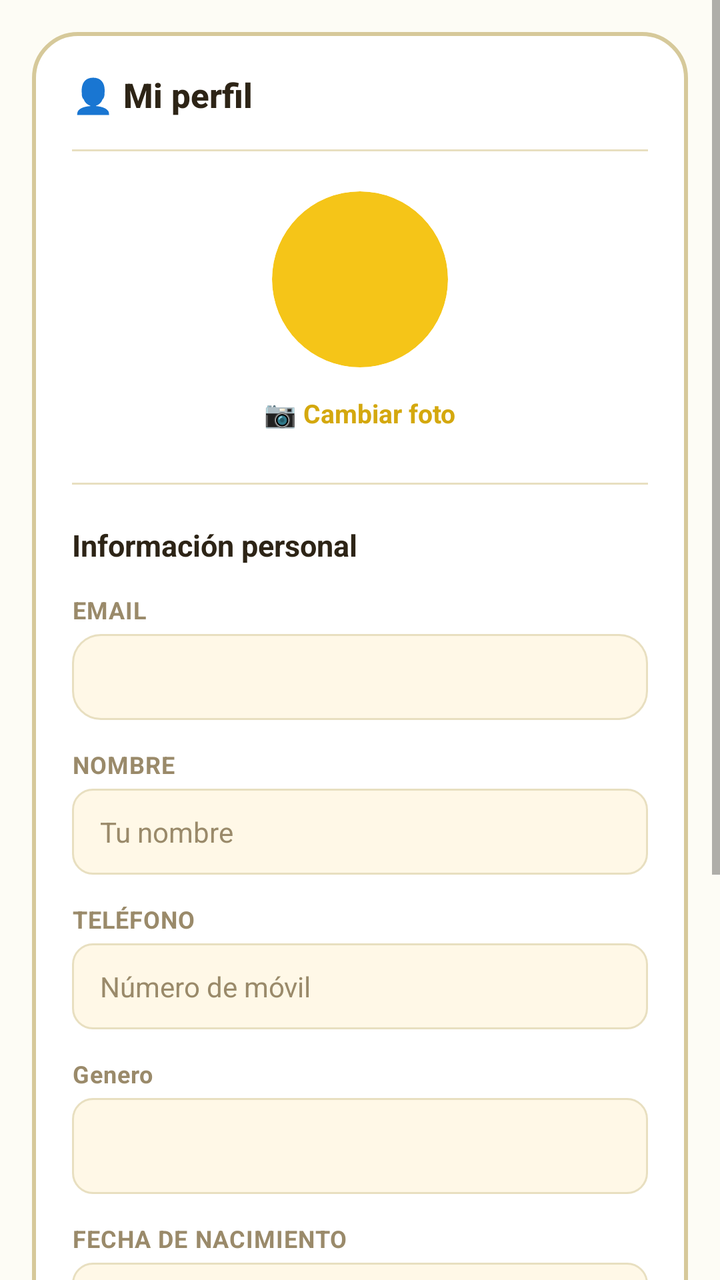
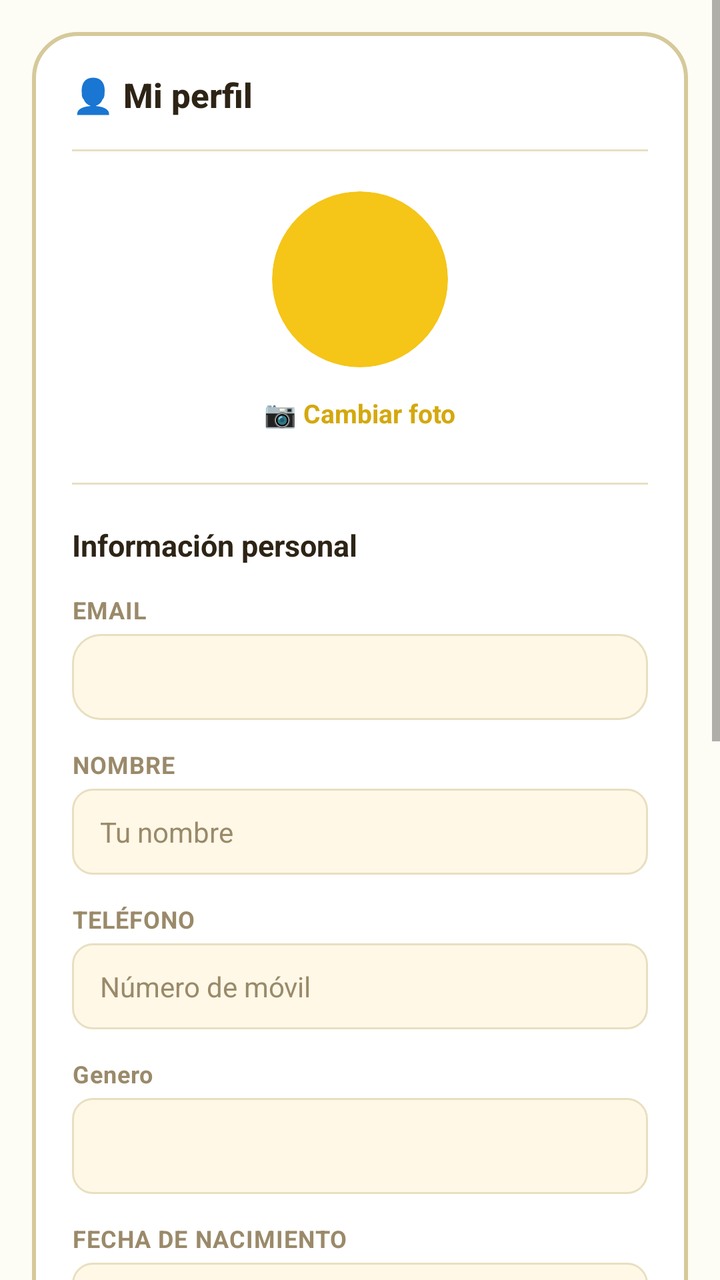

The first picture is an Android layout as it rendered before a commit; the second is the same layout after the commit. The layout source and the unified diff follow.
<!-- AndroidManifest.xml: application theme Theme.HomneyApp -->
<!-- res/layout/fragment_mi_perfil.xml -->
<?xml version="1.0" encoding="utf-8"?>
<ScrollView xmlns:android="http://schemas.android.com/apk/res/android"
    android:layout_width="match_parent"
    android:layout_height="match_parent"
    android:background="@color/background">

    <LinearLayout
        android:layout_width="match_parent"
        android:layout_height="wrap_content"
        android:background="@drawable/bg_auth_box"
        android:layout_margin="@dimen/activity_vertical_margin"
        android:orientation="vertical"
        android:padding="20dp">

        
        <TextView
            android:layout_width="wrap_content"
            android:layout_height="wrap_content"
            android:text="@string/mi_perfil_toolbar"
            style="@style/Homney.Text.Title"
            android:layout_marginBottom="16dp" />

        
        <View style="@style/Homney.Divider" android:layout_marginBottom="20dp" />

        
        <LinearLayout
            android:layout_width="match_parent"
            android:layout_height="wrap_content"
            android:orientation="vertical"
            android:gravity="center_horizontal"
            android:layout_marginBottom="20dp">

            <ImageView
                android:id="@+id/iv_avatar_perfil"
                android:layout_width="88dp"
                android:layout_height="88dp"
                android:background="@drawable/bg_avatar_circle"
                android:clipToOutline="true"
                android:scaleType="centerCrop" />

            <TextView
                android:id="@+id/tv_cambiar_foto_perfil"
                android:layout_width="wrap_content"
                android:layout_height="wrap_content"
                android:layout_marginTop="8dp"
                android:text="@string/cambiar_foto_menu"
                android:textSize="13sp"
                android:textColor="@color/accent_dark"
                android:textStyle="bold"
                android:clickable="true"
                android:focusable="true"
                android:foreground="?attr/selectableItemBackground"
                android:padding="6dp" />
        </LinearLayout>

        
        <View style="@style/Homney.Divider" android:layout_marginBottom="20dp" />

        
        <TextView
            android:layout_width="wrap_content"
            android:layout_height="wrap_content"
            android:text="@string/informaci_n_personal"
            style="@style/Homney.Text.Subtitle"
            android:layout_marginBottom="14dp" />

        
        <TextView
            android:layout_width="wrap_content"
            android:layout_height="wrap_content"
            android:text="@string/email"
            style="@style/Homney.Text.Label"
            android:layout_marginBottom="4dp" />

        <TextView
            android:id="@+id/tv_email_perfil"
            android:layout_width="match_parent"
            android:layout_height="wrap_content"
            android:background="@drawable/bg_card_surface2"
            android:paddingLeft="14dp"
            android:paddingRight="14dp"
            android:paddingTop="12dp"
            android:paddingBottom="12dp"
            android:textSize="14sp"
            android:textColor="@color/muted"
            android:layout_marginBottom="14dp" />

        
        <TextView
            android:layout_width="wrap_content"
            android:layout_height="wrap_content"
            android:text="@string/nombre"
            style="@style/Homney.Text.Label"
            android:layout_marginBottom="4dp" />

        <EditText
            android:id="@+id/et_nombre_perfil"
            android:layout_width="match_parent"
            android:layout_height="wrap_content"
            android:background="@drawable/bg_input"
            android:hint="@string/tu_nombre"
            android:inputType="textPersonName|textCapWords"
            android:textColor="@color/text"
            android:textColorHint="@color/muted"
            android:textSize="14sp"
            android:paddingLeft="14dp"
            android:paddingRight="14dp"
            android:paddingTop="12dp"
            android:paddingBottom="12dp"
            android:layout_marginBottom="14dp"
            android:singleLine="true" />

        
        <TextView
            android:layout_width="wrap_content"
            android:layout_height="wrap_content"
            android:text="@string/tel_fono"
            style="@style/Homney.Text.Label"
            android:layout_marginBottom="4dp" />

        <EditText
            android:id="@+id/et_telefono_perfil"
            android:layout_width="match_parent"
            android:layout_height="wrap_content"
            android:background="@drawable/bg_input"
            android:hint="@string/n_mero_de_m_vil"
            android:inputType="phone"
            android:textColor="@color/text"
            android:textColorHint="@color/muted"
            android:textSize="14sp"
            android:paddingLeft="14dp"
            android:paddingRight="14dp"
            android:paddingTop="12dp"
            android:paddingBottom="12dp"
            android:layout_marginBottom="14dp"
            android:singleLine="true" />

        
        <TextView
            android:layout_width="wrap_content"
            android:layout_height="wrap_content"
            android:text="@string/genero"
            style="@style/Homney.Text.Label"
            android:layout_marginBottom="4dp" />

        <Spinner
            android:id="@+id/spinner_sexo_perfil"
            android:layout_width="match_parent"
            android:layout_height="48dp"
            android:background="@drawable/bg_input"
            android:paddingLeft="10dp"
            android:paddingRight="10dp"
            android:layout_marginBottom="14dp" />

        
        <TextView
            android:layout_width="wrap_content"
            android:layout_height="wrap_content"
            android:text="@string/fecha_de_nacimiento"
            style="@style/Homney.Text.Label"
            android:layout_marginBottom="4dp" />

        <EditText
            android:id="@+id/et_fecha_nac_perfil"
            android:layout_width="match_parent"
            android:layout_height="wrap_content"
            android:background="@drawable/bg_input"
            android:hint="mm-dd-aaaa"
            android:textColor="@color/text"
            android:textColorHint="@color/muted"
            android:textSize="14sp"
            android:paddingLeft="14dp"
            android:paddingRight="14dp"
            android:paddingTop="12dp"
            android:paddingBottom="12dp"
            android:layout_marginBottom="20dp"
            android:focusable="false"
            android:clickable="true"
            android:cursorVisible="false"
            android:singleLine="true" />

        
        <View style="@style/Homney.Divider" android:layout_marginBottom="16dp" />

        
        <Button
            android:id="@+id/btn_cambiar_pass_perfil"
            android:layout_width="match_parent"
            android:layout_height="48dp"
            style="@style/Homney.Button.Ghost"
            android:text="@string/cambiar_contrase_a"
            android:textSize="14sp"
            android:layout_marginBottom="20dp" />

        <Button
            android:id="@+id/btn_eliminar_cuenta"
            android:layout_width="match_parent"
            android:layout_height="48dp"
            style="@style/Homney.Button.Ghost"
            android:text="@string/eliminar_cuenta"
            android:textSize="14sp"
            android:layout_marginBottom="20dp" />

        
        <View style="@style/Homney.Divider" android:layout_marginBottom="16dp" />

        
        <LinearLayout
            android:layout_width="match_parent"
            android:layout_height="wrap_content"
            android:orientation="horizontal">

            <Button
                android:id="@+id/btn_cancelar_perfil"
                android:layout_width="0dp"
                android:layout_height="52dp"
                android:layout_weight="1"
                android:layout_marginEnd="6dp"
                style="@style/Homney.Button.Ghost"
                android:text="@string/btn_cancelar"
                android:textSize="15sp" />

            <Button
                android:id="@+id/btn_guardar_perfil"
                android:layout_width="0dp"
                android:layout_height="52dp"
                android:layout_weight="1"
                android:layout_marginStart="6dp"
                style="@style/Homney.Button.Primary"
                android:text="@string/guardar"
                android:textSize="15sp" />
        </LinearLayout>

    </LinearLayout>
</ScrollView>
<!-- resources referenced by this layout -->
<resources>
  <color name="accent_dark">#D4A80E</color>
  <color name="background">#FDFCF5</color>
  <color name="muted">#9A8A6A</color>
  <color name="text">#2D2416</color>
  <dimen name="activity_vertical_margin">16dp</dimen>
  <!-- drawable bg_auth_box (drawable) -->
  <?xml version="1.0" encoding="utf-8"?>
  <shape xmlns:android="http://schemas.android.com/apk/res/android"
      android:shape="rectangle">
      <solid android:color="@color/surface" />
      <stroke android:width="2dp" android:color="@color/border2" />
      <corners android:radius="22dp" />
  </shape>
  <!-- drawable bg_avatar_circle (drawable) -->
  <?xml version="1.0" encoding="utf-8"?>
  <shape xmlns:android="http://schemas.android.com/apk/res/android"
      android:shape="oval">
      <solid android:color="@color/accent" />
  </shape>
  <string name="btn_cancelar">Cancelar</string>
  <string name="cambiar_contrase_a">🔐 Cambiar contraseña</string>
  <string name="cambiar_foto_menu">📷 Cambiar foto</string>
  <string name="eliminar_cuenta">⛔️ Eliminar cuenta</string>
  <string name="email">EMAIL</string>
  <string name="fecha_de_nacimiento">FECHA DE NACIMIENTO</string>
  <string name="genero">Genero</string>
  <string name="guardar">Guardar</string>
  <string name="informaci_n_personal">Información personal</string>
  <string name="mi_perfil_toolbar">👤 Mi perfil</string>
  <string name="n_mero_de_m_vil">Número de móvil</string>
  <string name="nombre">NOMBRE</string>
  <string name="tel_fono">TELÉFONO</string>
  <string name="tu_nombre">Tu nombre</string>
  <style name="Homney.Button.Ghost" parent="Homney.Button.Base">
          <item name="android:background">@drawable/bg_button_ghost</item>
          <item name="android:textColor">@color/muted</item>
      </style>
  <style name="Homney.Button.Primary" parent="Homney.Button.Base">
          <item name="android:background">@drawable/bg_button_primary</item>
          <item name="android:textColor">@color/text</item>
      </style>
  <style name="Homney.Divider" parent="Homney">
          <item name="android:background">@color/border</item>
          <item name="android:layout_height">1dp</item>
          <item name="android:layout_width">match_parent</item>
      </style>
  <style name="Homney.Text.Label" parent="Homney.Text">
          <item name="android:textColor">@color/muted</item>
          <item name="android:textSize">12sp</item>
          <item name="android:textStyle">bold</item>
          <item name="android:letterSpacing">0.03</item>
          <item name="android:textAllCaps">false</item>
      </style>
  <style name="Homney.Text.Subtitle" parent="Homney.Text">
          <item name="android:textColor">@color/text</item>
          <item name="android:textSize">15sp</item>
          <item name="android:textStyle">bold</item>
      </style>
  <style name="Homney.Text.Title" parent="Homney.Text">
          <item name="android:textColor">@color/text</item>
          <item name="android:textSize">17sp</item>
          <item name="android:textStyle">bold</item>
          <item name="android:fontFamily">sans-serif-medium</item>
      </style>
  <color name="surface">#FFFFFFFF</color>
  <color name="border2">#D6C99A</color>
  <color name="accent">#F5C518</color>
  <color name="surface_two">#FFF8E7</color>
  <color name="border">#E8DFC0</color>
  <style name="Homney" parent="" />
  <style name="Homney.Text" parent="" />
  <color name="green">#7CC87A</color>
  <color name="green_dark">#58A856</color>
  <color name="accent_background">#FFF3C0</color>
  <color name="accent_disabled">#8CF5C518</color>
  <!-- unchanged entries left out for length: 6 -->
</resources>

<!-- the commit's change to res/layout/fragment_mi_perfil.xml (unified diff, before → after) -->
@@ -184,6 +184,41 @@
         <View style="@style/Homney.Divider" android:layout_marginBottom="16dp" />
 
         
+        <TextView
+            android:layout_width="wrap_content"
+            android:layout_height="wrap_content"
+            android:text="@string/perfil_recordatorio_titulo"
+            style="@style/Homney.Text.Subtitle"
+            android:layout_marginBottom="10dp" />
+
+        <com.google.android.material.switchmaterial.SwitchMaterial
+            android:id="@+id/switch_recordatorio"
+            android:layout_width="match_parent"
+            android:layout_height="wrap_content"
+            android:text="@string/perfil_recordatorio_switch"
+            android:textColor="@color/text"
+            android:textSize="14sp" />
+
+        <TextView
+            android:id="@+id/tv_hora_recordatorio"
+            android:layout_width="match_parent"
+            android:layout_height="wrap_content"
+            android:background="@drawable/bg_card_surface2"
+            android:paddingLeft="14dp"
+            android:paddingRight="14dp"
+            android:paddingTop="12dp"
+            android:paddingBottom="12dp"
+            android:textSize="14sp"
+            android:textColor="@color/text"
+            android:clickable="true"
+            android:focusable="true"
+            android:layout_marginTop="10dp"
+            android:layout_marginBottom="20dp" />
+
+        
+        <View style="@style/Homney.Divider" android:layout_marginBottom="16dp" />
+
+        
         <Button
             android:id="@+id/btn_cambiar_pass_perfil"
             android:layout_width="match_parent"
<!-- resource entries referenced after the edit -->
@@ -31,6 +31,8 @@
   <string name="mi_perfil_toolbar">👤 Mi perfil</string>
   <string name="n_mero_de_m_vil">Número de móvil</string>
   <string name="nombre">NOMBRE</string>
+  <string name="perfil_recordatorio_switch">Avisarme cada día de mis tareas</string>
+  <string name="perfil_recordatorio_titulo">Recordatorio de tareas</string>
   <string name="tel_fono">TELÉFONO</string>
   <string name="tu_nombre">Tu nombre</string>
   <style name="Homney.Button.Ghost" parent="Homney.Button.Base">
